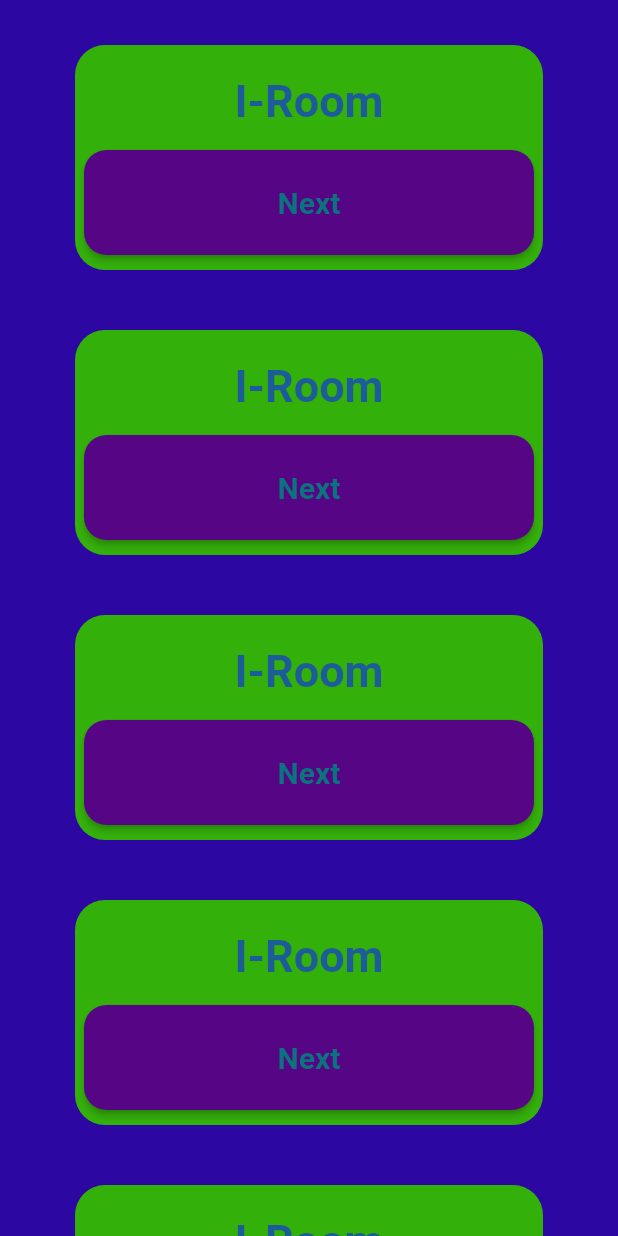
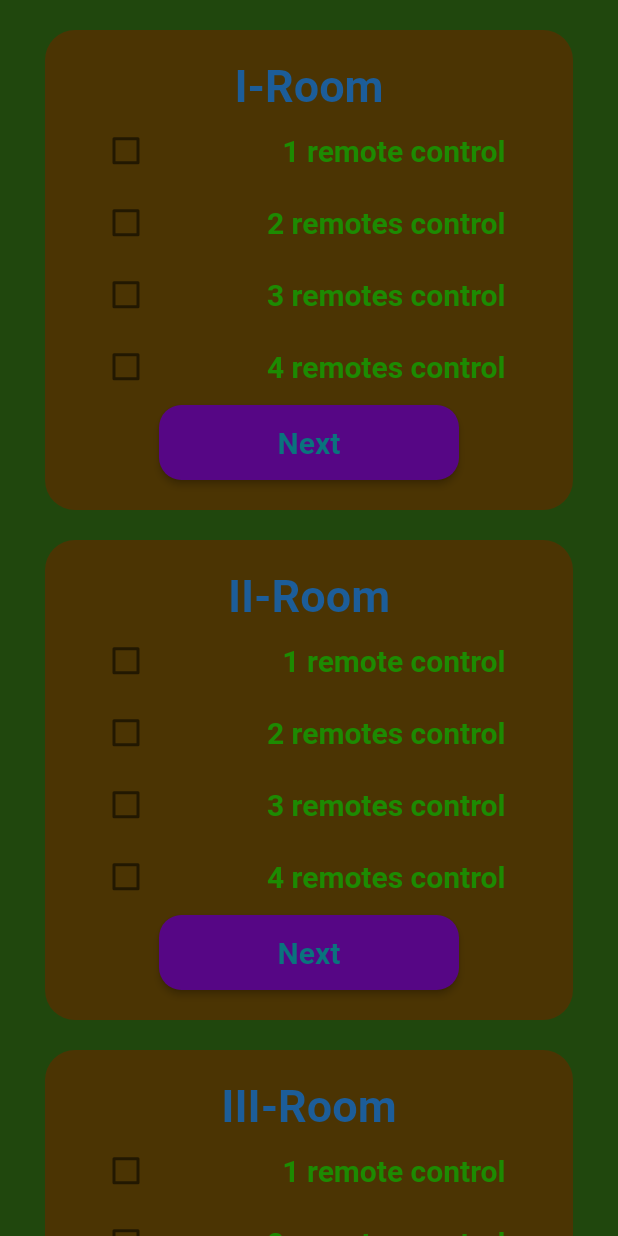
Before and after one commit to root7277/game_club, a Flutter app: the screen it shows after launch, on a phone screen of 412 x 824 dp. Run offline on Flutter 3.47's test engine with Material 2 defaults, Android fonts, the phone set to English and light mode, and no system bars.

Commit message:
remote control added

```diff
--- a/lib/screen/one_screen.dart
+++ b/lib/screen/one_screen.dart
@@ -9,17 +9,18 @@ class OneScreen extends StatefulWidget {
 }
 
 class _OneScreenState extends State<OneScreen> {
+  List roomName = ['I', 'II', 'III', 'IV', 'V'];
   @override
   Widget build(BuildContext context) {
     return Scaffold(
-      backgroundColor: const Color.fromARGB(255, 45, 7, 161),
+      backgroundColor: const Color.fromARGB(255, 32, 71, 13),
       body: Padding(
-        padding: const EdgeInsets.only(top: 10, left: 30, right: 30),
+        padding: const EdgeInsets.only(top: 10, left: 20, right: 20),
         child: ListView.builder(
           itemCount: 5,
-          itemBuilder: (context, index){
-            return const GameRoomNumber(
-              roomName: 'I-Room',
+          itemBuilder: (context, index) {
+            return GameRoomNumber(
+              roomName: roomName[index] + '-Room',
             );
           },
         ),
--- /dev/null
+++ b/lib/widgets/remote_controle.dart
@@ -0,0 +1,102 @@
+import 'package:flutter/material.dart';
+
+class RemoteControl extends StatefulWidget {
+  const RemoteControl({super.key});
+
+  @override
+  State<RemoteControl> createState() => _RemoteControlState();
+}
+
+class _RemoteControlState extends State<RemoteControl> {
+  bool? isChecked1 = false;
+  bool? isChecked2 = false;
+  bool? isChecked3 = false;
+  bool? isChecked4 = false;
+  @override
+  Widget build(BuildContext context) {
+    return Column(
+      children: [
+        Padding(
+          padding: const EdgeInsets.only(left: 30, right: 45),
+          child: Row(
+            mainAxisAlignment: MainAxisAlignment.spaceBetween,
+            children: [
+              Checkbox(
+                  value: isChecked1,
+                  activeColor: const Color.fromARGB(255, 5, 17, 71),
+                  onChanged: (newValue1) {
+                    setState(() {
+                      isChecked1 = newValue1;
+                    });
+                  }),
+              const Text(
+                '1 remote control',
+                style: TextStyle(fontSize: 20, fontWeight: FontWeight.w700, color: Color.fromARGB(255, 29, 138, 2)),
+              ),
+            ],
+          ),
+        ),
+        Padding(
+          padding: const EdgeInsets.only(left: 30, right: 45),
+          child: Row(
+            mainAxisAlignment: MainAxisAlignment.spaceBetween,
+            children: [
+              Checkbox(
+                  value: isChecked2,
+                  activeColor: const Color.fromARGB(255, 5, 17, 71),
+                  onChanged: (newValue2) {
+                    setState(() {
+                      isChecked2 = newValue2;
+                    });
+                  }),
+              const Text(
+                '2 remotes control',
+                style: TextStyle(fontSize: 20, fontWeight: FontWeight.w700, color: Color.fromARGB(255, 29, 138, 2)),
+              ),
+            ],
+          ),
+        ),
+        Padding(
+          padding: const EdgeInsets.only(left: 30, right: 45),
+          child: Row(
+            mainAxisAlignment: MainAxisAlignment.spaceBetween,
+            children: [
+              Checkbox(
+                  value: isChecked3,
+                  activeColor: const Color.fromARGB(255, 5, 17, 71),
+                  onChanged: (newValue3) {
+                    setState(() {
+                      isChecked3 = newValue3;
+                    });
+                  }),
+              const Text(
+                '3 remotes control',
+                style: TextStyle(fontSize: 20, fontWeight: FontWeight.w700, color: Color.fromARGB(255, 29, 138, 2)),
+              ),
+            ],
+          ),
+        ),
+        Padding(
+          padding: const EdgeInsets.only(left: 30, right: 45),
+          child: Row(
+            mainAxisAlignment: MainAxisAlignment.spaceBetween,
+            children: [
+              Checkbox(
+                  value: isChecked4,
+                  activeColor: const Color.fromARGB(255, 5, 17, 71),
+                  onChanged: (newValue4) {
+                    setState(() {
+                      isChecked4 = newValue4;
+                    });
+                  }),
+              const Text(
+                '4 remotes control',
+                style: TextStyle(fontSize: 20, fontWeight: FontWeight.w700, color: Color.fromARGB(255, 29, 138, 2)),
+              ),
+            ],
+          ),
+        ),
+      ],
+    );
+  }
+}
--- a/lib/widgets/room.dart
+++ b/lib/widgets/room.dart
@@ -1,4 +1,5 @@
 import 'package:flutter/material.dart';
+import 'package:game_club/widgets/remote_controle.dart';
 
 class GameRoomNumber extends StatefulWidget {
   final String roomName;
@@ -12,13 +13,14 @@ class _GameRoomNumberState extends State<GameRoomNumber> {
   @override
   Widget build(BuildContext context) {
     return Container(
-      margin: const EdgeInsets.all(20),
-      height: 150,
+      margin: const EdgeInsets.all(10),
+      height: 320,
       decoration: const BoxDecoration(
         borderRadius: BorderRadius.all(Radius.circular(20)),
-        color: Color.fromARGB(255, 52, 176, 11),
+        color: Color.fromARGB(255, 75, 52, 3),
       ),
       child: Column(
+        mainAxisAlignment: MainAxisAlignment.spaceBetween,
         children: [
           Padding(
             padding: const EdgeInsets.only(top: 20),
@@ -27,20 +29,18 @@ class _GameRoomNumberState extends State<GameRoomNumber> {
               style: const TextStyle(fontSize: 30, fontWeight: FontWeight.bold, color: Color.fromARGB(255, 28, 93, 153)),
             ),
           ),
-          const SizedBox(height: 15),
-          ElevatedButton(
-            onPressed: (){
-              Navigator.pushNamed(context, 'two_screen');
-            },
-            style: const ButtonStyle(
-              minimumSize: MaterialStatePropertyAll(Size(300, 70)),
-              shape: MaterialStatePropertyAll(RoundedRectangleBorder(borderRadius: BorderRadius.all(Radius.circular(15)))),
-              backgroundColor: MaterialStatePropertyAll(Color.fromARGB(255, 86, 6, 133))
-            ),
-            child: const Text(
-              'Next',
-              style: TextStyle(fontSize: 20, fontWeight: FontWeight.w700, color: Color.fromARGB(255, 10, 115, 125)),
-            )
+          const RemoteControl(),
+          Padding(
+            padding: const EdgeInsets.only(bottom: 20),
+            child: ElevatedButton(
+                onPressed: () {
+                  Navigator.pushNamed(context, 'two_screen');
+                },
+                style: const ButtonStyle(minimumSize: MaterialStatePropertyAll(Size(200, 50)), shape: MaterialStatePropertyAll(RoundedRectangleBorder(borderRadius: BorderRadius.all(Radius.circular(15)))), backgroundColor: MaterialStatePropertyAll(Color.fromARGB(255, 86, 6, 133))),
+                child: const Text(
+                  'Next',
+                  style: TextStyle(fontSize: 20, fontWeight: FontWeight.w700, color: Color.fromARGB(255, 10, 115, 125)),
+                )),
           ),
         ],
       ),
```
Also changed, not shown: lib/screen/two_screen.dart (+62 -7 lines).
